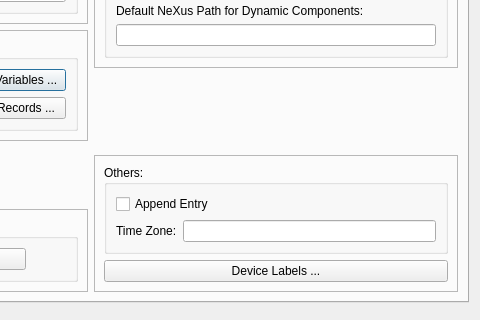
Above: nxselector/ui/selector.ui from nexdatas/nxselector before the change; both pictures show x 298 to 778 and y 182 to 502 of the 778 by 502 pixel window. Below: the same form after it.
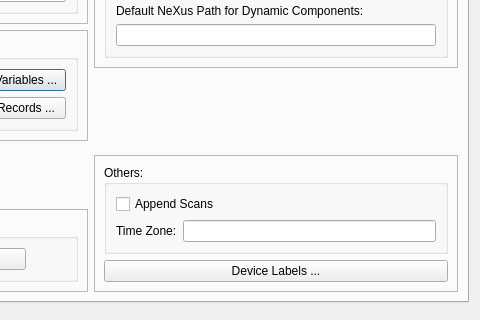
That is the form after the change. The open tabs and pages were chosen to show the change.

Commit message: changing append Entry to append Scans

```diff
--- a/nxselector/ui/selector.ui
+++ b/nxselector/ui/selector.ui
@@ -419,7 +419,7 @@
                    <item>
                     <widget class="QCheckBox" name="othersEntryCheckBox">
                      <property name="text">
-                      <string>Append Entry</string>
+                      <string>Append Scans</string>
                      </property>
                     </widget>
                    </item>
```
